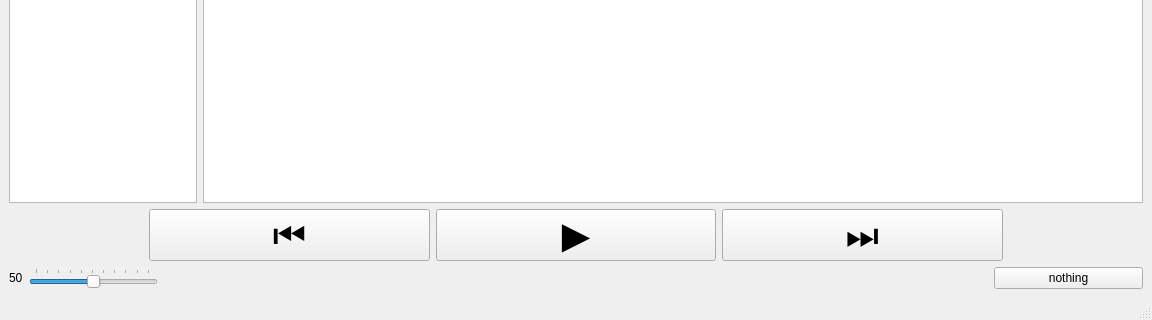
billypom/musicpom, file ui.ui: the form before one commit; both pictures show x 0 to 1152 and y 574 to 894 of the 1152 by 894 pixel window.
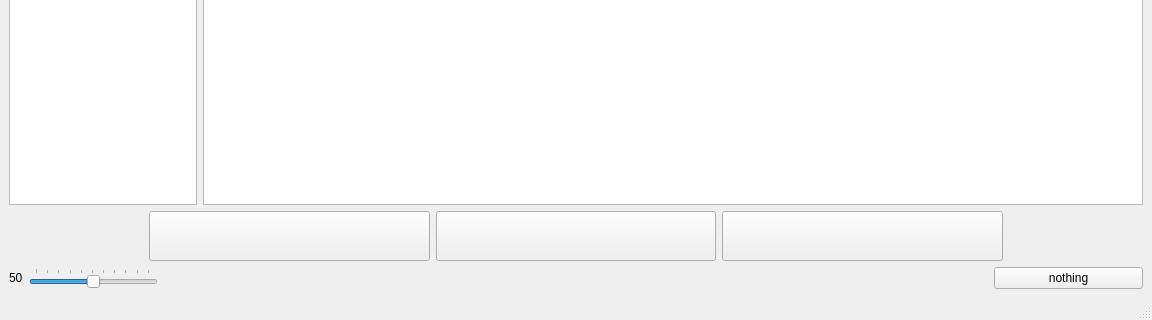
The form after the commit. Custom widgets are drawn as their Qt base class.

Commit message: ui icons and new problem

Diff of the .ui file:
```diff
--- a/ui.ui
+++ b/ui.ui
@@ -228,9 +228,6 @@
             <pointsize>28</pointsize>
            </font>
           </property>
-          <property name="text">
-           <string>⏮️</string>
-          </property>
          </widget>
         </item>
         <item>
@@ -240,9 +237,6 @@
             <pointsize>28</pointsize>
            </font>
           </property>
-          <property name="text">
-           <string>▶️</string>
-          </property>
          </widget>
         </item>
         <item>
@@ -252,9 +246,6 @@
             <pointsize>28</pointsize>
            </font>
           </property>
-          <property name="text">
-           <string>⏭️</string>
-          </property>
          </widget>
         </item>
         <item>
```
Left out of the diff: 2 changed lines with no effect on the pictures. The commit also changes 4 other files.
